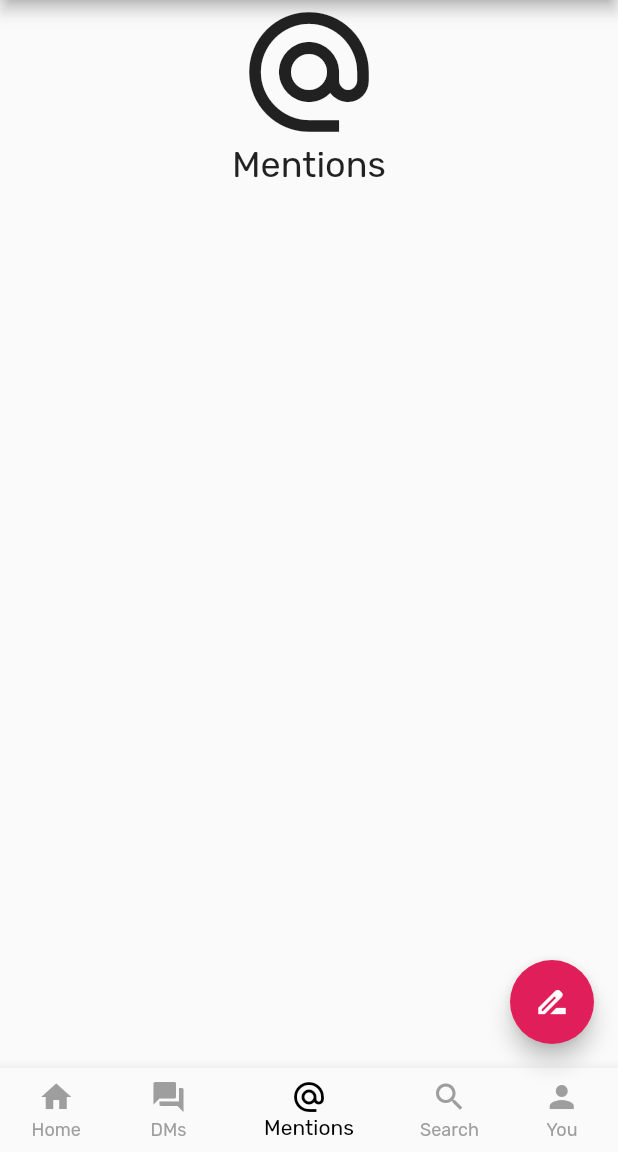
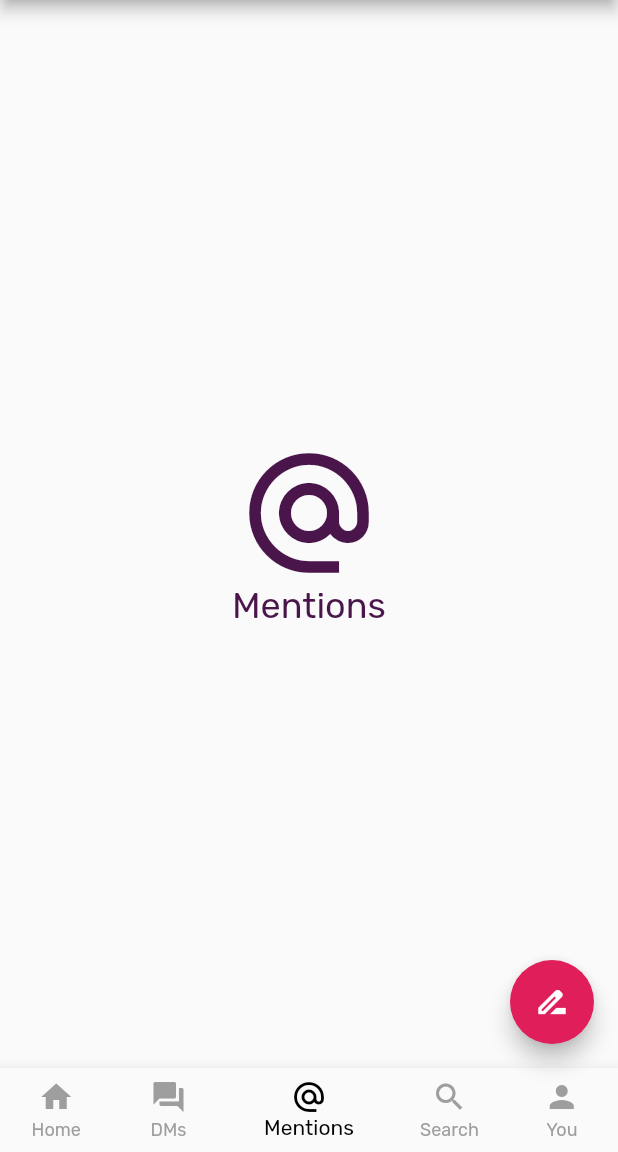
Before and after one commit to mobile-apps-shortcourse/oct-nov-mobile-apps, a Flutter app: the screen it shows after launch, item 3 of the bottom bar chosen, on a phone screen of 412 x 824 dp, the part 84-1236 px from its top. Run offline on Flutter 3.47's test engine with Material 2 defaults, Android fonts, the phone set to English and light mode, and no system bars; our stand-ins replace bloc, cached_network_image, cloud_firestore, copy_with_extension, firebase_auth, firebase_core and 10 more; missing offline and left inert: twitter_login; accounts and stored records are empty; network calls fail.

Commit message:
updated UI

```diff
--- a/slackui/lib/home.page.dart
+++ b/slackui/lib/home.page.dart
@@ -106,3 +106,36 @@ void showSnackBar(BuildContext context, String message) =>
       ..showSnackBar(
         SnackBar(content: Text(message)),
       );
+
+Widget _buildTemplateUI(BuildContext context, IconData icon, String label) {
+  var size = MediaQuery.of(context).size;
+  var deviceWidth = size.width;
+  var deviceHeight = size.height;
+
+  var theme = Theme.of(context);
+  var colorScheme = theme.colorScheme;
+  var textTheme = theme.textTheme;
+
+  return SizedBox(
+    width: deviceWidth,
+    height: deviceHeight,
+    child: Center(
+      child: Column(
+        mainAxisAlignment: MainAxisAlignment.center,
+        children: [
+          Icon(
+            icon,
+            size: 96,
+            color: colorScheme.primary,
+          ),
+          Text(
+            label,
+            style: textTheme.headline5?.copyWith(
+              color: colorScheme.primary,
+            ),
+          ),
+        ],
+      ),
+    ),
+  );
+}
--- a/slackui/lib/tabs/mentions.dart
+++ b/slackui/lib/tabs/mentions.dart
@@ -9,24 +9,6 @@ class MentionsTab extends StatefulWidget {
 
 class _MentionsTabState extends State<MentionsTab> {
   @override
-  Widget build(BuildContext context) {
-    var theme = Theme.of(context);
-    var colorScheme = theme.colorScheme;
-    var textTheme = theme.textTheme;
-
-    return Center(
-      child: Column(
-        children: [
-          const Icon(
-            Icons.alternate_email,
-            size: 96,
-          ),
-          Text(
-            'Mentions',
-            style: textTheme.headline5,
-          ),
-        ],
-      ),
-    );
-  }
+  Widget build(BuildContext context) =>
+      _buildTemplateUI(context, Icons.alternate_email, 'Mentions');
 }
```
Also changed, not shown: slackui/lib/tabs/dms.dart (+1 -14 lines), slackui/lib/tabs/home.dart (+8 -3 lines), slackui/lib/tabs/profile.dart (+1 -14 lines), slackui/lib/tabs/search.dart (+2 -14 lines).
